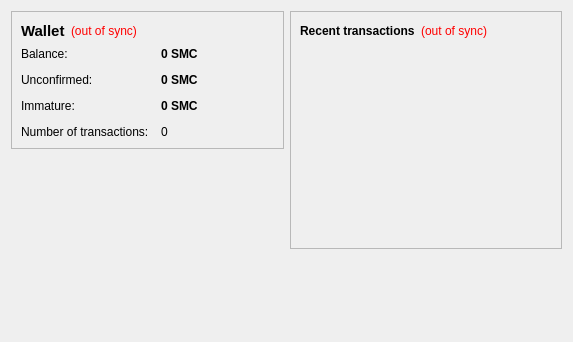
Above: src/qt/forms/overviewpage.ui from ebaycoin/ebaycoin before the change. Below: the same form after it.
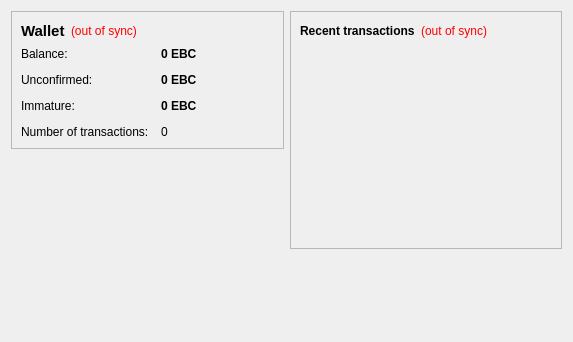
That is the form after the change.

Diff of the .ui file:
```diff
--- a/src/qt/forms/overviewpage.ui
+++ b/src/qt/forms/overviewpage.ui
@@ -105,7 +105,7 @@
              <string>Your current balance</string>
             </property>
             <property name="text">
-             <string notr="true">0 SMC</string>
+             <string notr="true">0 EBC</string>
             </property>
             <property name="textInteractionFlags">
              <set>Qt::LinksAccessibleByMouse|Qt::TextSelectableByKeyboard|Qt::TextSelectableByMouse</set>
@@ -134,7 +134,7 @@
              <string>Total of transactions that have yet to be confirmed, and do not yet count toward the current balance</string>
             </property>
             <property name="text">
-             <string notr="true">0 SMC</string>
+             <string notr="true">0 EBC</string>
             </property>
             <property name="textInteractionFlags">
              <set>Qt::LinksAccessibleByMouse|Qt::TextSelectableByKeyboard|Qt::TextSelectableByMouse</set>
@@ -177,7 +177,7 @@
              <string>Mined balance that has not yet matured</string>
             </property>
             <property name="text">
-             <string notr="true">0 SMC</string>
+             <string notr="true">0 EBC</string>
             </property>
             <property name="textInteractionFlags">
              <set>Qt::LinksAccessibleByMouse|Qt::TextSelectableByKeyboard|Qt::TextSelectableByMouse</set>
```
Left out of the diff: 4 changed lines with no effect on the pictures.
